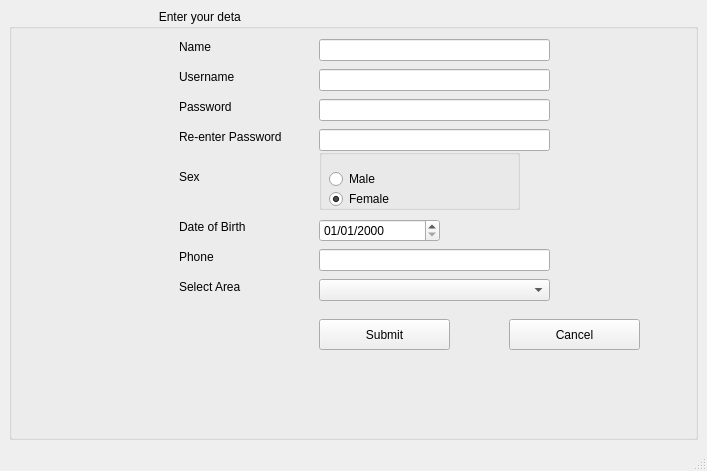
Old version of the form voter_form.ui in the repository tapish13031997/OVV.
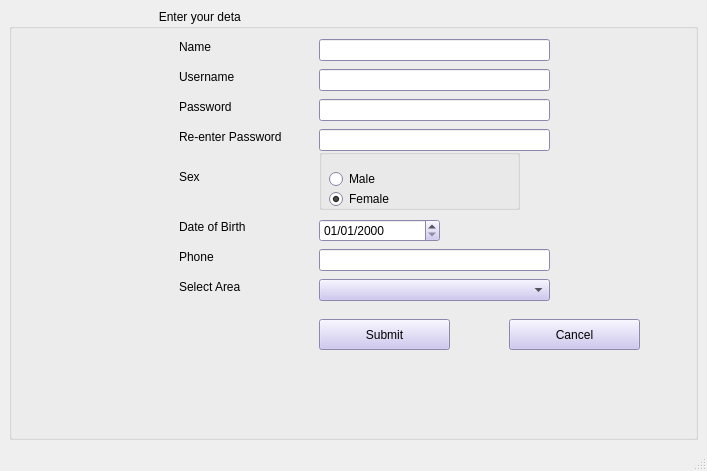
New version of the form.

What changed in the file:
```diff
--- a/voter_form.ui
+++ b/voter_form.ui
@@ -23,6 +23,421 @@
         <height>431</height>
        </size>
       </property>
+      <property name="palette">
+       <palette>
+        <active>
+         <colorrole role="WindowText">
+          <brush brushstyle="SolidPattern">
+           <color alpha="255">
+            <red>0</red>
+            <green>0</green>
+            <blue>0</blue>
+           </color>
+          </brush>
+         </colorrole>
+         <colorrole role="Button">
+          <brush brushstyle="SolidPattern">
+           <color alpha="255">
+            <red>197</red>
+            <green>189</green>
+            <blue>239</blue>
+           </color>
+          </brush>
+         </colorrole>
+         <colorrole role="Light">
+          <brush brushstyle="SolidPattern">
+           <color alpha="255">
+            <red>255</red>
+            <green>255</green>
+            <blue>255</blue>
+           </color>
+          </brush>
+         </colorrole>
+         <colorrole role="Midlight">
+          <brush brushstyle="SolidPattern">
+           <color alpha="255">
+            <red>226</red>
+            <green>222</green>
+            <blue>247</blue>
+           </color>
+          </brush>
+         </colorrole>
+         <colorrole role="Dark">
+          <brush brushstyle="SolidPattern">
+           <color alpha="255">
+            <red>98</red>
+            <green>94</green>
+            <blue>119</blue>
+           </color>
+          </brush>
+         </colorrole>
+         <colorrole role="Mid">
+          <brush brushstyle="SolidPattern">
+           <color alpha="255">
+            <red>131</red>
+            <green>126</green>
+            <blue>159</blue>
+           </color>
+          </brush>
+         </colorrole>
+         <colorrole role="Text">
+          <brush brushstyle="SolidPattern">
+           <color alpha="255">
+            <red>0</red>
+            <green>0</green>
+            <blue>0</blue>
+           </color>
+          </brush>
+         </colorrole>
+         <colorrole role="BrightText">
+          <brush brushstyle="SolidPattern">
+           <color alpha="255">
+            <red>255</red>
+            <green>255</green>
+            <blue>255</blue>
+           </color>
+          </brush>
+         </colorrole>
+         <colorrole role="ButtonText">
+          <brush brushstyle="SolidPattern">
+           <color alpha="255">
+            <red>0</red>
+            <green>0</green>
+            <blue>0</blue>
+           </color>
+          </brush>
+         </colorrole>
+         <colorrole role="Base">
+          <brush brushstyle="SolidPattern">
+           <color alpha="255">
+            <red>255</red>
+            <green>255</green>
+            <blue>255</blue>
+           </color>
+          </brush>
+         </colorrole>
+         <colorrole role="Window">
+          <brush brushstyle="SolidPattern">
+           <color alpha="255">
+            <red>197</red>
+            <green>189</green>
+            <blue>239</blue>
+           </color>
+          </brush>
+         </colorrole>
+         <colorrole role="Shadow">
+          <brush brushstyle="SolidPattern">
+           <color alpha="255">
+            <red>0</red>
+            <green>0</green>
+            <blue>0</blue>
+           </color>
+          </brush>
+         </colorrole>
+         <colorrole role="AlternateBase">
+          <brush brushstyle="SolidPattern">
+           <color alpha="255">
+            <red>226</red>
+            <green>222</green>
+            <blue>247</blue>
+           </color>
+          </brush>
+         </colorrole>
+         <colorrole role="ToolTipBase">
+          <brush brushstyle="SolidPattern">
+           <color alpha="255">
+            <red>255</red>
+            <green>255</green>
+            <blue>220</blue>
+           </color>
+          </brush>
+         </colorrole>
+         <colorrole role="ToolTipText">
+          <brush brushstyle="SolidPattern">
+           <color alpha="255">
+            <red>0</red>
+            <green>0</green>
+            <blue>0</blue>
+           </color>
+          </brush>
+         </colorrole>
+        </active>
+        <inactive>
+         <colorrole role="WindowText">
+          <brush brushstyle="SolidPattern">
+           <color alpha="255">
+            <red>0</red>
+            <green>0</green>
+            <blue>0</blue>
+           </color>
+          </brush>
+         </colorrole>
+         <colorrole role="Button">
+          <brush brushstyle="SolidPattern">
+           <color alpha="255">
+            <red>197</red>
+            <green>189</green>
+            <blue>239</blue>
+           </color>
+          </brush>
+         </colorrole>
+         <colorrole role="Light">
+          <brush brushstyle="SolidPattern">
+           <color alpha="255">
+            <red>255</red>
+            <green>255</green>
+            <blue>255</blue>
+           </color>
+          </brush>
+         </colorrole>
+         <colorrole role="Midlight">
+          <brush brushstyle="SolidPattern">
+           <color alpha="255">
+            <red>226</red>
+            <green>222</green>
+            <blue>247</blue>
+           </color>
+          </brush>
+         </colorrole>
+         <colorrole role="Dark">
+          <brush brushstyle="SolidPattern">
+           <color alpha="255">
+            <red>98</red>
+            <green>94</green>
+            <blue>119</blue>
+           </color>
+          </brush>
+         </colorrole>
+         <colorrole role="Mid">
+          <brush brushstyle="SolidPattern">
+           <color alpha="255">
+            <red>131</red>
+            <green>126</green>
+            <blue>159</blue>
+           </color>
+          </brush>
+         </colorrole>
+         <colorrole role="Text">
+          <brush brushstyle="SolidPattern">
+           <color alpha="255">
+            <red>0</red>
+            <green>0</green>
+            <blue>0</blue>
+           </color>
+          </brush>
+         </colorrole>
+         <colorrole role="BrightText">
+          <brush brushstyle="SolidPattern">
+           <color alpha="255">
+            <red>255</red>
+            <green>255</green>
+            <blue>255</blue>
+           </color>
+          </brush>
+         </colorrole>
+         <colorrole role="ButtonText">
+          <brush brushstyle="SolidPattern">
+           <color alpha="255">
+            <red>0</red>
+            <green>0</green>
+            <blue>0</blue>
+           </color>
+          </brush>
+         </colorrole>
+         <colorrole role="Base">
+          <brush brushstyle="SolidPattern">
+           <color alpha="255">
+            <red>255</red>
+            <green>255</green>
+            <blue>255</blue>
+           </color>
+          </brush>
+         </colorrole>
+         <colorrole role="Window">
+          <brush brushstyle="SolidPattern">
+           <color alpha="255">
+            <red>197</red>
+            <green>189</green>
+            <blue>239</blue>
+           </color>
+          </brush>
+         </colorrole>
+         <colorrole role="Shadow">
+          <brush brushstyle="SolidPattern">
+           <color alpha="255">
+            <red>0</red>
+            <green>0</green>
+            <blue>0</blue>
+           </color>
+          </brush>
+         </colorrole>
+         <colorrole role="AlternateBase">
+          <brush brushstyle="SolidPattern">
+           <color alpha="255">
+            <red>226</red>
+            <green>222</green>
+            <blue>247</blue>
+           </color>
+          </brush>
+         </colorrole>
+         <colorrole role="ToolTipBase">
+          <brush brushstyle="SolidPattern">
+           <color alpha="255">
+            <red>255</red>
+            <green>255</green>
+            <blue>220</blue>
+           </color>
+          </brush>
+         </colorrole>
+         <colorrole role="ToolTipText">
+          <brush brushstyle="SolidPattern">
+           <color alpha="255">
+            <red>0</red>
+            <green>0</green>
+            <blue>0</blue>
+           </color>
+          </brush>
+         </colorrole>
+        </inactive>
+        <disabled>
+         <colorrole role="WindowText">
+          <brush brushstyle="SolidPattern">
+           <color alpha="255">
+            <red>98</red>
+            <green>94</green>
+            <blue>119</blue>
+           </color>
+          </brush>
+         </colorrole>
+         <colorrole role="Button">
+          <brush brushstyle="SolidPattern">
+           <color alpha="255">
+            <red>197</red>
+            <green>189</green>
+            <blue>239</blue>
+           </color>
+          </brush>
+         </colorrole>
+         <colorrole role="Light">
+          <brush brushstyle="SolidPattern">
+           <color alpha="255">
+            <red>255</red>
+            <green>255</green>
+            <blue>255</blue>
+           </color>
+          </brush>
+         </colorrole>
+         <colorrole role="Midlight">
+          <brush brushstyle="SolidPattern">
+           <color alpha="255">
+            <red>226</red>
+            <green>222</green>
+            <blue>247</blue>
+           </color>
+          </brush>
+         </colorrole>
+         <colorrole role="Dark">
+          <brush brushstyle="SolidPattern">
+           <color alpha="255">
+            <red>98</red>
+            <green>94</green>
+            <blue>119</blue>
+           </color>
+          </brush>
+         </colorrole>
+         <colorrole role="Mid">
+          <brush brushstyle="SolidPattern">
+           <color alpha="255">
+            <red>131</red>
+            <green>126</green>
+            <blue>159</blue>
+           </color>
+          </brush>
+         </colorrole>
+         <colorrole role="Text">
+          <brush brushstyle="SolidPattern">
+           <color alpha="255">
+            <red>98</red>
+            <green>94</green>
+            <blue>119</blue>
+           </color>
+          </brush>
+         </colorrole>
+         <colorrole role="BrightText">
+          <brush brushstyle="SolidPattern">
+           <color alpha="255">
+            <red>255</red>
+            <green>255</green>
+            <blue>255</blue>
+           </color>
+          </brush>
+         </colorrole>
+         <colorrole role="ButtonText">
+          <brush brushstyle="SolidPattern">
+           <color alpha="255">
+            <red>98</red>
+            <green>94</green>
+            <blue>119</blue>
+           </color>
+          </brush>
+         </colorrole>
+         <colorrole role="Base">
+          <brush brushstyle="SolidPattern">
+           <color alpha="255">
+            <red>197</red>
+            <green>189</green>
+            <blue>239</blue>
+           </color>
+          </brush>
+         </colorrole>
+         <colorrole role="Window">
+          <brush brushstyle="SolidPattern">
+           <color alpha="255">
+            <red>197</red>
+            <green>189</green>
+            <blue>239</blue>
+           </color>
+          </brush>
+         </colorrole>
+         <colorrole role="Shadow">
+          <brush brushstyle="SolidPattern">
+           <color alpha="255">
+            <red>0</red>
+            <green>0</green>
+            <blue>0</blue>
+           </color>
+          </brush>
+         </colorrole>
+         <colorrole role="AlternateBase">
+          <brush brushstyle="SolidPattern">
+           <color alpha="255">
+            <red>197</red>
+            <green>189</green>
+            <blue>239</blue>
+           </color>
+          </brush>
+         </colorrole>
+         <colorrole role="ToolTipBase">
+          <brush brushstyle="SolidPattern">
+           <color alpha="255">
+            <red>255</red>
+            <green>255</green>
+            <blue>220</blue>
+           </color>
+          </brush>
+         </colorrole>
+         <colorrole role="ToolTipText">
+          <brush brushstyle="SolidPattern">
+           <color alpha="255">
+            <red>0</red>
+            <green>0</green>
+            <blue>0</blue>
+           </color>
+          </brush>
+         </colorrole>
+        </disabled>
+       </palette>
+      </property>
       <property name="title">
        <string>                                             Enter your details</string>
       </property>
```
